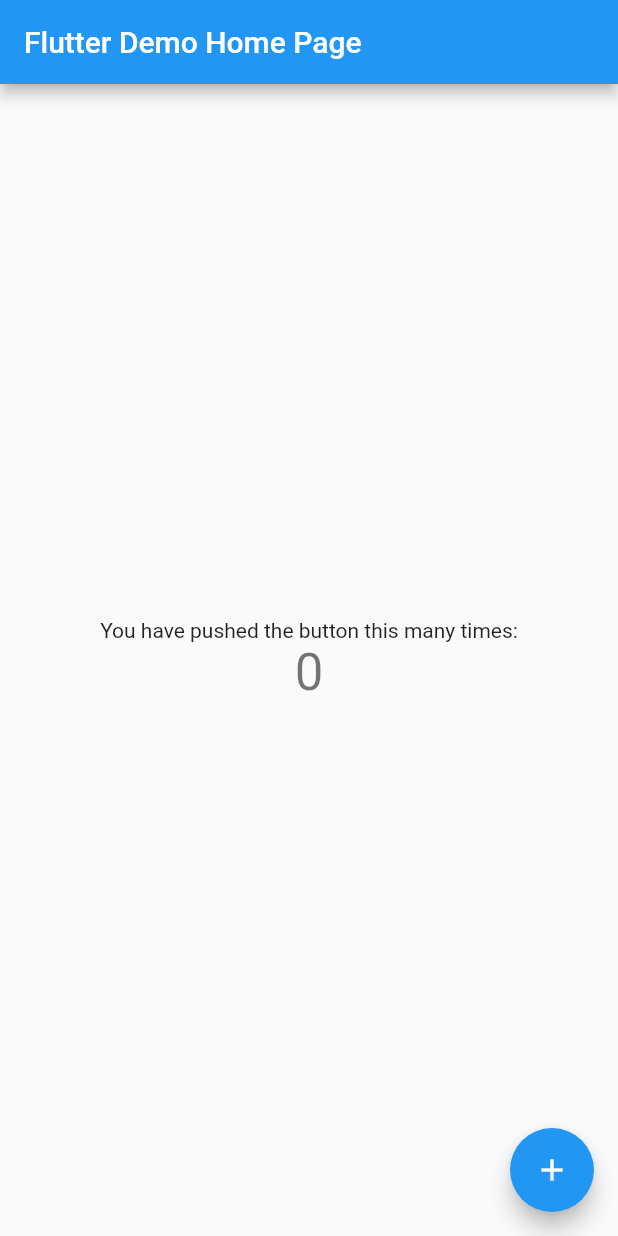
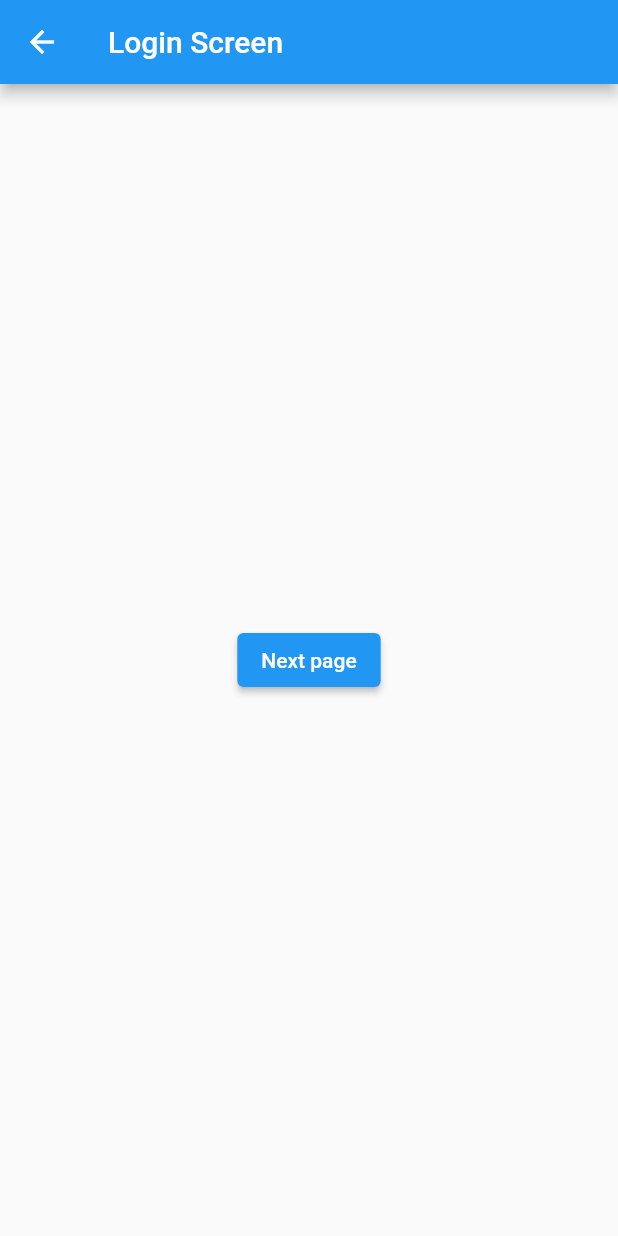
Before and after one commit to jashanpreet-singh-99/smart_garage, a Flutter app: the screen it shows after launch, on a phone screen of 412 x 824 dp. Run offline on Flutter 3.47's test engine with Material 2 defaults, Android fonts, the light colour scheme and no system bars.

Commit message:
FEAT: Added SplashScreen and RegisterScreen
The SplashScreen uses a 1000 ms delay timer to move to next class. Later on remove this delay to add login check.

```diff
--- /dev/null
+++ b/lib/activities/register_screen.dart
@@ -0,0 +1,30 @@
+import 'package:flutter/material.dart';
+
+class RegisterScreen extends StatefulWidget {
+  const RegisterScreen({
+    Key? key,
+  }) : super(key: key);
+
+  @override
+  State<RegisterScreen> createState() {
+    return _RegisterScreenState();
+  }
+}
+
+class _RegisterScreenState extends State<RegisterScreen> {
+  @override
+  Widget build(BuildContext context) {
+    return Scaffold(
+      appBar: AppBar(
+        title: const Text('Login Screen'),
+      ),
+      body: Center(
+          child: ElevatedButton(
+              onPressed: () {
+                // next page
+                Navigator.pop(context);
+              },
+              child: const Text('Next page'))),
+    );
+  }
+}
--- a/lib/main.dart
+++ b/lib/main.dart
@@ -1,4 +1,5 @@
 import 'package:flutter/material.dart';
+import 'package:smart_garage/activities/splash_screen.dart';
 
 void main() {
   runApp(const MyApp());
@@ -13,103 +14,9 @@
     return MaterialApp(
       title: 'Flutter Demo',
       theme: ThemeData(
-        // This is the theme of your application.
-        //
-        // Try running your application with "flutter run". You'll see the
-        // application has a blue toolbar. Then, without quitting the app, try
-        // changing the primarySwatch below to Colors.green and then invoke
-        // "hot reload" (press "r" in the console where you ran "flutter run",
-        // or simply save your changes to "hot reload" in a Flutter IDE).
-        // Notice that the counter didn't reset back to zero; the application
-        // is not restarted.
         primarySwatch: Colors.blue,
       ),
-      home: const MyHomePage(title: 'Flutter Demo Home Page'),
+      home: const SplashScreen(),
     );
   }
 }
-
-class MyHomePage extends StatefulWidget {
-  const MyHomePage({super.key, required this.title});
-
-  // This widget is the home page of your application. It is stateful, meaning
-  // that it has a State object (defined below) that contains fields that affect
-  // how it looks.
-
-  // This class is the configuration for the state. It holds the values (in this
-  // case the title) provided by the parent (in this case the App widget) and
-  // used by the build method of the State. Fields in a Widget subclass are
-  // always marked "final".
-
-  final String title;
-
-  @override
-  State<MyHomePage> createState() => _MyHomePageState();
-}
-
-class _MyHomePageState extends State<MyHomePage> {
-  int _counter = 0;
-
-  void _incrementCounter() {
-    setState(() {
-      // This call to setState tells the Flutter framework that something has
-      // changed in this State, which causes it to rerun the build method below
-      // so that the display can reflect the updated values. If we changed
-      // _counter without calling setState(), then the build method would not be
-      // called again, and so nothing would appear to happen.
-      _counter++;
-    });
-  }
-
-  @override
-  Widget build(BuildContext context) {
-    // This method is rerun every time setState is called, for instance as done
-    // by the _incrementCounter method above.
-    //
-    // The Flutter framework has been optimized to make rerunning build methods
-    // fast, so that you can just rebuild anything that needs updating rather
-    // than having to individually change instances of widgets.
-    return Scaffold(
-      appBar: AppBar(
-        // Here we take the value from the MyHomePage object that was created by
-        // the App.build method, and use it to set our appbar title.
-        title: Text(widget.title),
-      ),
-      body: Center(
-        // Center is a layout widget. It takes a single child and positions it
-        // in the middle of the parent.
-        child: Column(
-          // Column is also a layout widget. It takes a list of children and
-          // arranges them vertically. By default, it sizes itself to fit its
-          // children horizontally, and tries to be as tall as its parent.
-          //
-          // Invoke "debug painting" (press "p" in the console, choose the
-          // "Toggle Debug Paint" action from the Flutter Inspector in Android
-          // Studio, or the "Toggle Debug Paint" command in Visual Studio Code)
-          // to see the wireframe for each widget.
-          //
-          // Column has various properties to control how it sizes itself and
-          // how it positions its children. Here we use mainAxisAlignment to
-          // center the children vertically; the main axis here is the vertical
-          // axis because Columns are vertical (the cross axis would be
-          // horizontal).
-          mainAxisAlignment: MainAxisAlignment.center,
-          children: <Widget>[
-            const Text(
-              'You have pushed the button this many times:',
-            ),
-            Text(
-              '$_counter',
-              style: Theme.of(context).textTheme.headlineMedium,
-            ),
-          ],
-        ),
-      ),
-      floatingActionButton: FloatingActionButton(
-        onPressed: _incrementCounter,
-        tooltip: 'Increment',
-        child: const Icon(Icons.add),
-      ), // This trailing comma makes auto-formatting nicer for build methods.
-    );
-  }
-}
--- a/pubspec.yaml
+++ b/pubspec.yaml
@@ -58,6 +58,8 @@
   # included with your application, so that you can use the icons in
   # the material Icons class.
   uses-material-design: true
+  assets:
+    - assets/garage.png
 
   # To add assets to your application, add an assets section, like this:
   # assets:
```
Also changed, not shown: lib/activities/splash_screen.dart (added, +39 -0 lines), assets/garage.png (added).
